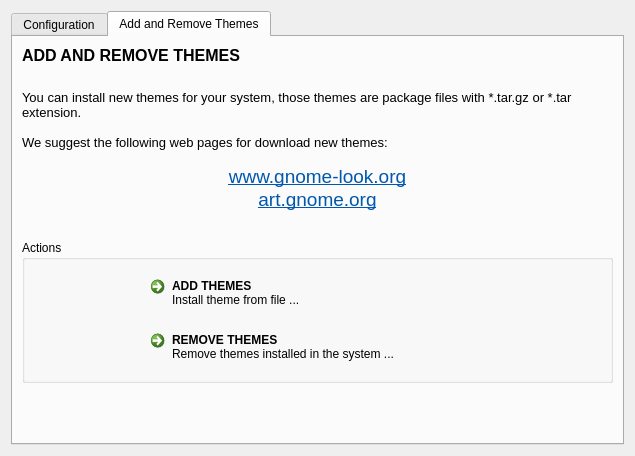
Before: the Qt Designer form gui.ui in KDE/kde-gtk-config, drawn with Qt 5.
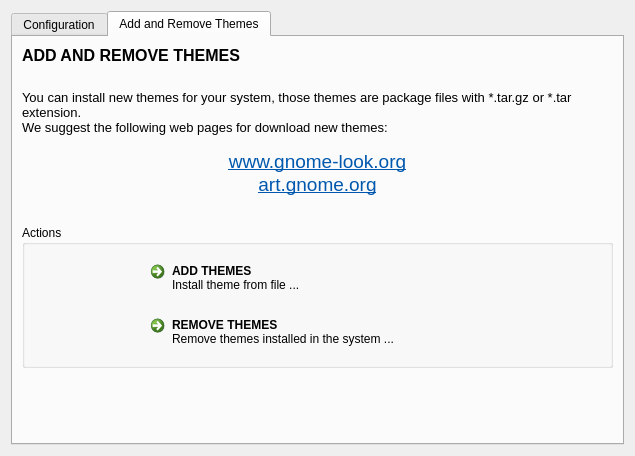
After: the same form once the commit is applied. The open tabs and pages were chosen to show the change. Icons and pictures are not drawn.

Commit message: Add some space around the text in second tab

Diff of the .ui file:
```diff
--- a/gui.ui
+++ b/gui.ui
@@ -543,18 +543,20 @@
           <string>&lt;!DOCTYPE HTML PUBLIC &quot;-//W3C//DTD HTML 4.0//EN&quot; &quot;http://www.w3.org/TR/REC-html40/strict.dtd&quot;&gt;
 &lt;html&gt;&lt;head&gt;&lt;meta name=&quot;qrichtext&quot; content=&quot;1&quot; /&gt;&lt;style type=&quot;text/css&quot;&gt;
 p, li { white-space: pre-wrap; }
-&lt;/style&gt;&lt;/head&gt;&lt;body style=&quot; font-family:'Sans Serif'; font-size:9pt; font-weight:400; font-style:normal;&quot;&gt;
-&lt;p style=&quot; margin-top:0px; margin-bottom:0px; margin-left:0px; margin-right:0px; -qt-block-indent:0; text-indent:0px;&quot;&gt;&lt;span style=&quot; font-size:10pt;&quot;&gt;You can install new themes for your system, those themes are package files with *.tar.gz or *.tar extension.&lt;/span&gt;&lt;/p&gt;
-&lt;p style=&quot;-qt-paragraph-type:empty; margin-top:0px; margin-bottom:0px; margin-left:0px; margin-right:0px; -qt-block-indent:0; text-indent:0px; font-size:10pt;&quot;&gt;&lt;/p&gt;
-&lt;p style=&quot; margin-top:0px; margin-bottom:0px; margin-left:0px; margin-right:0px; -qt-block-indent:0; text-indent:0px;&quot;&gt;&lt;span style=&quot; font-size:10pt;&quot;&gt;We suggest the following web pages for download new themes:&lt;/span&gt;&lt;/p&gt;
-&lt;p style=&quot;-qt-paragraph-type:empty; margin-top:0px; margin-bottom:0px; margin-left:0px; margin-right:0px; -qt-block-indent:0; text-indent:0px; font-size:10pt; text-decoration: underline; color:#0057ae;&quot;&gt;&lt;/p&gt;
-&lt;p align=&quot;center&quot; style=&quot; margin-top:0px; margin-bottom:0px; margin-left:0px; margin-right:0px; -qt-block-indent:0; text-indent:0px;&quot;&gt;&lt;a href=&quot;http://www.gnome-look.org&quot;&gt;&lt;span style=&quot; font-size:14pt; text-decoration: underline; color:#0057ae;&quot;&gt;www.gnome-look.org&lt;/span&gt;&lt;/a&gt;&lt;/p&gt;
-&lt;p align=&quot;center&quot; style=&quot; margin-top:0px; margin-bottom:0px; margin-left:0px; margin-right:0px; -qt-block-indent:0; text-indent:0px;&quot;&gt;&lt;a href=&quot;http://art.gnome.org&quot;&gt;&lt;span style=&quot; font-size:14pt; text-decoration: underline; color:#0057ae;&quot;&gt;art.gnome.org&lt;/span&gt;&lt;/a&gt;&lt;/p&gt;
-&lt;p align=&quot;center&quot; style=&quot;-qt-paragraph-type:empty; margin-top:0px; margin-bottom:0px; margin-left:0px; margin-right:0px; -qt-block-indent:0; text-indent:0px; font-size:14pt; text-decoration: underline; color:#0057ae;&quot;&gt;&lt;/p&gt;&lt;/body&gt;&lt;/html&gt;</string>
+&lt;/style&gt;&lt;/head&gt;&lt;body style=&quot; font-family:'Bitstream Vera Sans'; font-size:9pt; font-weight:400; font-style:normal;&quot;&gt;
+&lt;p style=&quot; margin-top:0px; margin-bottom:0px; margin-left:0px; margin-right:0px; -qt-block-indent:0; text-indent:0px;&quot;&gt;&lt;span style=&quot; font-family:'Sans Serif'; font-size:10pt;&quot;&gt;You can install new themes for your system, those themes are package files with *.tar.gz or *.tar extension.&lt;/span&gt;&lt;/p&gt;
+&lt;p style=&quot; margin-top:0px; margin-bottom:0px; margin-left:0px; margin-right:0px; -qt-block-indent:0; text-indent:0px;&quot;&gt;&lt;span style=&quot; font-family:'Sans Serif'; font-size:10pt;&quot;&gt;We suggest the following web pages for download new themes:&lt;/span&gt;&lt;/p&gt;
+&lt;p style=&quot;-qt-paragraph-type:empty; margin-top:0px; margin-bottom:0px; margin-left:0px; margin-right:0px; -qt-block-indent:0; text-indent:0px; font-family:'Sans Serif'; font-size:10pt; text-decoration: underline; color:#0057ae;&quot;&gt;&lt;/p&gt;
+&lt;p align=&quot;center&quot; style=&quot; margin-top:0px; margin-bottom:0px; margin-left:0px; margin-right:0px; -qt-block-indent:0; text-indent:0px;&quot;&gt;&lt;a href=&quot;http://www.gnome-look.org&quot;&gt;&lt;span style=&quot; font-family:'Sans Serif'; font-size:14pt; text-decoration: underline; color:#0057ae;&quot;&gt;www.gnome-look.org&lt;/span&gt;&lt;/a&gt;&lt;/p&gt;
+&lt;p align=&quot;center&quot; style=&quot; margin-top:0px; margin-bottom:0px; margin-left:0px; margin-right:0px; -qt-block-indent:0; text-indent:0px;&quot;&gt;&lt;a href=&quot;http://art.gnome.org&quot;&gt;&lt;span style=&quot; font-family:'Sans Serif'; font-size:14pt; text-decoration: underline; color:#0057ae;&quot;&gt;art.gnome.org&lt;/span&gt;&lt;/a&gt;&lt;/p&gt;
+&lt;p align=&quot;center&quot; style=&quot;-qt-paragraph-type:empty; margin-top:0px; margin-bottom:0px; margin-left:0px; margin-right:0px; -qt-block-indent:0; text-indent:0px; font-family:'Sans Serif'; font-size:14pt; text-decoration: underline; color:#0057ae;&quot;&gt;&lt;/p&gt;&lt;/body&gt;&lt;/html&gt;</string>
          </property>
          <property name="wordWrap">
           <bool>true</bool>
          </property>
+         <property name="margin">
+          <number>5</number>
+         </property>
          <property name="openExternalLinks">
           <bool>true</bool>
          </property>
```
Left out of the diff: 11 changed lines with no effect on the pictures.
